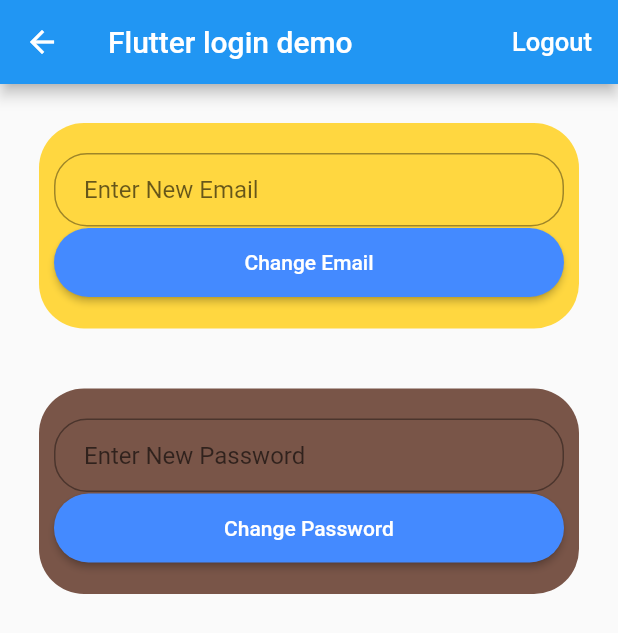
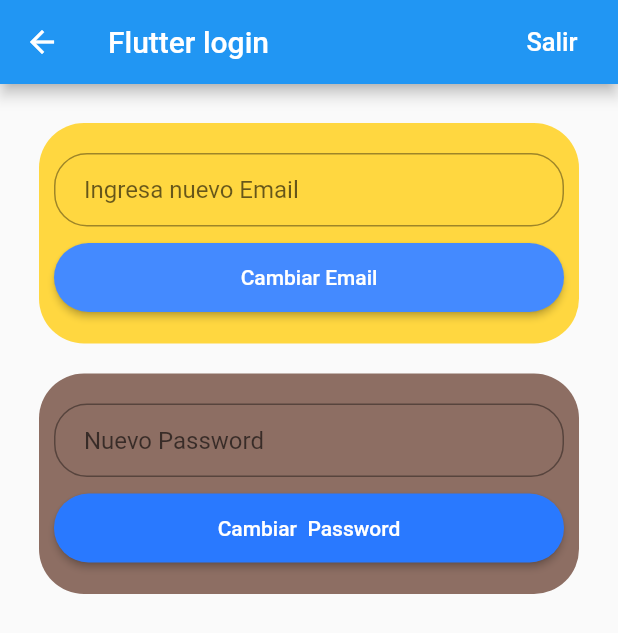
Before and after one commit to gaminju03/flutterandroid, a Flutter app: the HomePage screen opened directly, on a phone screen of 412 x 824 dp. Shown: the top 633 px of the screen. Run offline on Flutter 3.47's test engine with Material 2 defaults, Android fonts, the phone set to English and light mode, and no system bars; our stand-ins replace firebase_auth, firebase_database, google_maps_flutter, sqflite; accounts and stored records are empty.

Commit message:
ultimas modificaciones

```diff
--- a/lib/home_page.dart
+++ b/lib/home_page.dart
@@ -2,6 +2,7 @@ import 'package:flutter/material.dart';
 import 'package:flutterandroid/authentication.dart';
 import 'package:firebase_database/firebase_database.dart';
 import 'dart:async';
+import 'package:google_maps_flutter/google_maps_flutter.dart';
 
 class HomePage extends StatefulWidget {
   HomePage({Key key, this.auth, this.userId, this.onSignedOut})
@@ -10,13 +11,13 @@ class HomePage extends StatefulWidget {
   final VoidCallback onSignedOut;
   final String userId;
   @override
-  State<StatefulWidget> createState() => new _HomePageState();
+  State<StatefulWidget> createState() => _HomePageState();
 }
 
 class _HomePageState extends State<HomePage> {
   final GlobalKey<FormState> formKey = GlobalKey<FormState>();
-  final TextEditingController _emailFilter = new TextEditingController();
-  final TextEditingController _passwordFilter = new TextEditingController();
+  final TextEditingController _emailFilter = TextEditingController();
+  final TextEditingController _passwordFilter = TextEditingController();
   String _email = "";
   String _password = "";
   String _resetPasswordEmail = "";
@@ -58,18 +59,18 @@ class _HomePageState extends State<HomePage> {
     _showVerifyEmailSentDialog();
   }
 
+//verifica si esta logeado o no el usuario
   void _showVerifyEmailSentDialog() {
     showDialog(
       context: context,
       builder: (BuildContext context) {
 // return object of type Dialog
         return AlertDialog(
-          title: new Text("Verify your account"),
-          content:
-              new Text("Link to verify account has been sent to your email"),
+          title: Text("Verifica tu acceso"),
+          content: Text("Se envio verificacion para validar Email"),
           actions: <Widget>[
-            new FlatButton(
-              child: new Text("Dismiss"),
+            FlatButton(
+              child: Text("Descartar"),
               onPressed: () {
                 Navigator.of(context).pop();
               },
@@ -97,15 +98,22 @@ class _HomePageState extends State<HomePage> {
   }
 
   Widget _showButtonList() {
-    return new Container(
+    return Container(
       padding: EdgeInsets.all(26.0),
-      child: new ListView(
+      child: ListView(
         children: <Widget>[
+          //cambio de Email
           _showChangeEmailContainer(),
-          new SizedBox(
+          SizedBox(
+            height: 20.0,
+          ),
+          //Card de Cambio de Passpord
+          _showChangePasswordContainer(),
+          SizedBox(
             height: 40.0,
           ),
-          _showChangePasswordContainer(),
+
+          ///lista elementos
         ],
       ),
     );
@@ -113,16 +121,18 @@ class _HomePageState extends State<HomePage> {
 
   @override
   Widget build(BuildContext context) {
-    return new Scaffold(
-      appBar: new AppBar(
-        title: new Text('Flutter login demo'),
+    return Scaffold(
+      appBar: AppBar(
+        title: Text('Flutter login'),
         actions: <Widget>[
-          new FlatButton(
-              child: new Text('Logout',
-                  style: new TextStyle(fontSize: 17.0, color: Colors.white)),
-              onPressed: _signOut)
+          FlatButton(
+              child: Text('Salir',
+                  style: TextStyle(fontSize: 17.0, color: Colors.white)),
+              onPressed: _signOut),
         ],
       ),
+
+      //lista de elemendos en la clase showButoonlst
       body: _showButtonList(),
     );
   }
@@ -130,26 +140,28 @@ class _HomePageState extends State<HomePage> {
   _showChangeEmailContainer() {
     return Container(
       decoration: BoxDecoration(
-        borderRadius: new BorderRadius.circular(30.0),
-        color: Colors.amberAccent,
+        borderRadius: BorderRadius.circular(30.0),
+        color: Colors.amberAccent[200],
       ),
       padding: EdgeInsets.fromLTRB(10, 20, 10, 20),
       child: Column(
         children: <Widget>[
-          new TextFormField(
+          TextFormField(
             controller: _emailFilter,
-            decoration: new InputDecoration(
+            decoration: InputDecoration(
               contentPadding: EdgeInsets.fromLTRB(20.0, 15.0, 20.0, 15.0),
-              hintText: "Enter New Email",
+              hintText: "Ingresa nuevo Email",
               border:
                   OutlineInputBorder(borderRadius: BorderRadius.circular(22.0)),
             ),
           ),
-          new MaterialButton(
+          SizedBox(
+            height: 10.0,
+          ),
+          MaterialButton(
             shape: RoundedRectangleBorder(
-                borderRadius: new BorderRadius.circular(30.0)),
+                borderRadius: BorderRadius.circular(30.0)),
             onPressed: () {
-// widget.auth.changeEmail("abc@gmail.com
               _changeEmail();
             },
             minWidth: MediaQuery.of(context).size.width,
@@ -157,7 +169,7 @@ class _HomePageState extends State<HomePage> {
             color: Colors.blueAccent,
             textColor: Colors.white,
             child: Text(
-              "Change Email",
+              "Cambiar Email",
               textAlign: TextAlign.center,
             ),
           ),
@@ -181,7 +193,7 @@ class _HomePageState extends State<HomePage> {
         });
       }
     } else {
-      print("email feild empty");
+      print("Error al Ingresar Email");
     }
   }
 
@@ -191,38 +203,41 @@ class _HomePageState extends State<HomePage> {
       print("============>" + _password);
       widget.auth.changePassword(_password);
     } else {
-      print("password feild empty");
+      print("Error al ingresar Password");
     }
   }
 
   _showChangePasswordContainer() {
     return Container(
       decoration: BoxDecoration(
-          borderRadius: BorderRadius.circular(30.0), color: Colors.brown),
+          borderRadius: BorderRadius.circular(30.0), color: Colors.brown[400]),
       padding: EdgeInsets.fromLTRB(10, 20, 10, 20),
       child: Column(
         children: <Widget>[
-          new TextFormField(
+          TextFormField(
             controller: _passwordFilter,
-            decoration: new InputDecoration(
+            decoration: InputDecoration(
               contentPadding: EdgeInsets.fromLTRB(20.0, 15.0, 20.0, 15.0),
-              hintText: "Enter New Password",
+              hintText: "Nuevo Password",
               border:
                   OutlineInputBorder(borderRadius: BorderRadius.circular(22.0)),
             ),
           ),
-          new MaterialButton(
+          SizedBox(
+            height: 10.0,
+          ),
+          MaterialButton(
             shape: RoundedRectangleBorder(
-                borderRadius: new BorderRadius.circular(30.0)),
+                borderRadius: BorderRadius.circular(30.0)),
             onPressed: () {
               _changePassword();
             },
             minWidth: MediaQuery.of(context).size.width,
             padding: EdgeInsets.fromLTRB(20.0, 15.0, 20.0, 15.0),
-            color: Colors.blueAccent,
+            color: Colors.blueAccent[400],
             textColor: Colors.white,
             child: Text(
-              "Change Password",
+              "Cambiar  Password",
               textAlign: TextAlign.center,
             ),
           ),
--- a/lib/login_signup_page.dart
+++ b/lib/login_signup_page.dart
@@ -6,13 +6,13 @@ class LoginSignUpPage extends StatefulWidget {
   final BaseAuth auth;
   final VoidCallback onSignedIn;
   @override
-  State<StatefulWidget> createState() => new _LoginSignUpPageState();
+  State<StatefulWidget> createState() => _LoginSignUpPageState();
 }
 
 enum FormMode { LOGIN, SIGNUP }
 
 class _LoginSignUpPageState extends State<LoginSignUpPage> {
-  final _formKey = new GlobalKey<FormState>();
+  final _formKey = GlobalKey<FormState>();
   String _email;
   String _password;
   String _errorMessage;
@@ -95,9 +95,9 @@ class _LoginSignUpPageState extends State<LoginSignUpPage> {
   @override
   Widget build(BuildContext context) {
     _isIos = Theme.of(context).platform == TargetPlatform.iOS;
-    return new Scaffold(
-        appBar: new AppBar(
-          title: new Text('Flutter Firebase Autenticacion'),
+    return Scaffold(
+        appBar: AppBar(
+          title: Text('Login'),
         ),
         body: Stack(
           children: <Widget>[
@@ -118,11 +118,11 @@ class _LoginSignUpPageState extends State<LoginSignUpPage> {
   }
 
   Widget _showBody() {
-    return new Container(
+    return Container(
         padding: EdgeInsets.all(16.0),
-        child: new Form(
+        child: Form(
           key: _formKey,
-          child: new ListView(
+          child: ListView(
             shrinkWrap: true,
             children: <Widget>[
               _showEmailInput(),
@@ -137,13 +137,13 @@ class _LoginSignUpPageState extends State<LoginSignUpPage> {
   Widget _showEmailInput() {
     return Padding(
       padding: const EdgeInsets.fromLTRB(0.0, 100.0, 0.0, 0.0),
-      child: new TextFormField(
+      child: TextFormField(
         maxLines: 1,
         keyboardType: TextInputType.emailAddress,
         autofocus: false,
-        decoration: new InputDecoration(
+        decoration: InputDecoration(
             hintText: 'Email',
-            icon: new Icon(
+            icon: Icon(
               Icons.mail,
               color: Colors.grey,
             )),
@@ -156,13 +156,13 @@ class _LoginSignUpPageState extends State<LoginSignUpPage> {
   Widget _showPasswordInput() {
     return Padding(
       padding: const EdgeInsets.fromLTRB(0.0, 15.0, 0.0, 0.0),
-      child: new TextFormField(
+      child: TextFormField(
         maxLines: 1,
         obscureText: true,
         autofocus: false,
-        decoration: new InputDecoration(
+        decoration: InputDecoration(
           hintText: 'Password',
-          icon: new Icon(
+          icon: Icon(
             Icons.lock,
             color: Colors.grey,
           ),
@@ -174,13 +174,12 @@ class _LoginSignUpPageState extends State<LoginSignUpPage> {
   }
 
   Widget _showSecondaryButton() {
-    return new FlatButton(
+    return FlatButton(
       child: _formMode == FormMode.LOGIN
-          ? new Text('Create an account',
-              style: new TextStyle(fontSize: 18.0, fontWeight: FontWeight.w300))
-          : new Text('Have an account? Sign in',
-              style:
-                  new TextStyle(fontSize: 18.0, fontWeight: FontWeight.w300)),
+          ? Text('Crear un Usuario nuevo',
+              style: TextStyle(fontSize: 18.0, fontWeight: FontWeight.w300))
+          : Text('Ingresar con tu cuenta ',
+              style: TextStyle(fontSize: 18.0, fontWeight: FontWeight.w300)),
       onPressed: _formMode == FormMode.LOGIN
           ? _changeFormToSignUp
           : _changeFormToLogin,
@@ -188,20 +187,20 @@ class _LoginSignUpPageState extends State<LoginSignUpPage> {
   }
 
   Widget _showPrimaryButton() {
-    return new Padding(
+    return Padding(
         padding: EdgeInsets.fromLTRB(0.0, 45.0, 0.0, 0.0),
         child: SizedBox(
           height: 40.0,
-          child: new RaisedButton(
+          child: RaisedButton(
             elevation: 5.0,
-            shape: new RoundedRectangleBorder(
-                borderRadius: new BorderRadius.circular(30.0)),
+            shape: RoundedRectangleBorder(
+                borderRadius: BorderRadius.circular(30.0)),
             color: Colors.blue,
             child: _formMode == FormMode.LOGIN
-                ? new Text('Login',
-                    style: new TextStyle(fontSize: 20.0, color: Colors.white))
-                : new Text('Create account',
-                    style: new TextStyle(fontSize: 20.0, color: Colors.white)),
+                ? Text('Login',
+                    style: TextStyle(fontSize: 20.0, color: Colors.white))
+                : Text('Crear Usuario',
+                    style: TextStyle(fontSize: 20.0, color: Colors.white)),
             onPressed: _validateAndSubmit,
           ),
         ));
--- a/lib/main.dart
+++ b/lib/main.dart
@@ -8,6 +8,8 @@ class MyApp extends StatelessWidget {
   @override
   Widget build(BuildContext context) {
     return MaterialApp(
-        title: 'Startup Name Generator', home: new RootPage(auth: new Auth()));
+      title: 'Generar nombre de inicio',
+      home: RootPage(auth: Auth()),
+    );
   }
 }
--- a/pubspec.yaml
+++ b/pubspec.yaml
@@ -28,6 +28,9 @@ dependencies:
   # The following adds the Cupertino Icons font to your application.
   # Use with the CupertinoIcons class for iOS style icons.
   cupertino_icons: ^0.1.3
+  google_maps_flutter: ^0.5.21
+  sqflite: ^1.1.6+4
+  path_provider: ^1.3.0
   firebase_auth : ^ 0.9.0
   firebase_database:
 
```
Also changed, not shown: lib/authentication.dart (+4 -16 lines), lib/sqlite/db_helper.dart (added, +70 -0 lines), lib/sqlite/maincrud.dart (added, +203 -0 lines), lib/sqlite/student_model.dart (added, +18 -0 lines), pubspec.lock, 3 other files.
